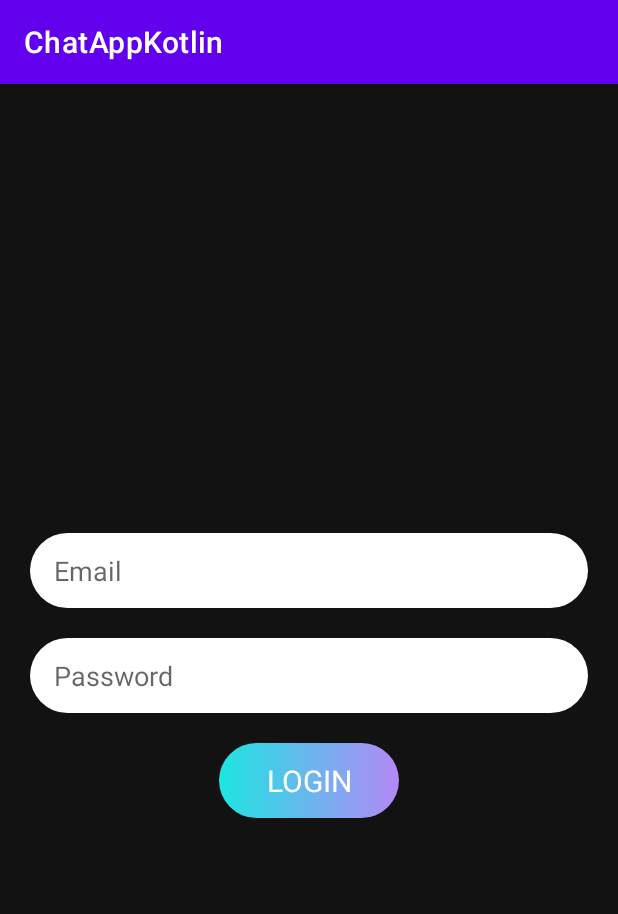
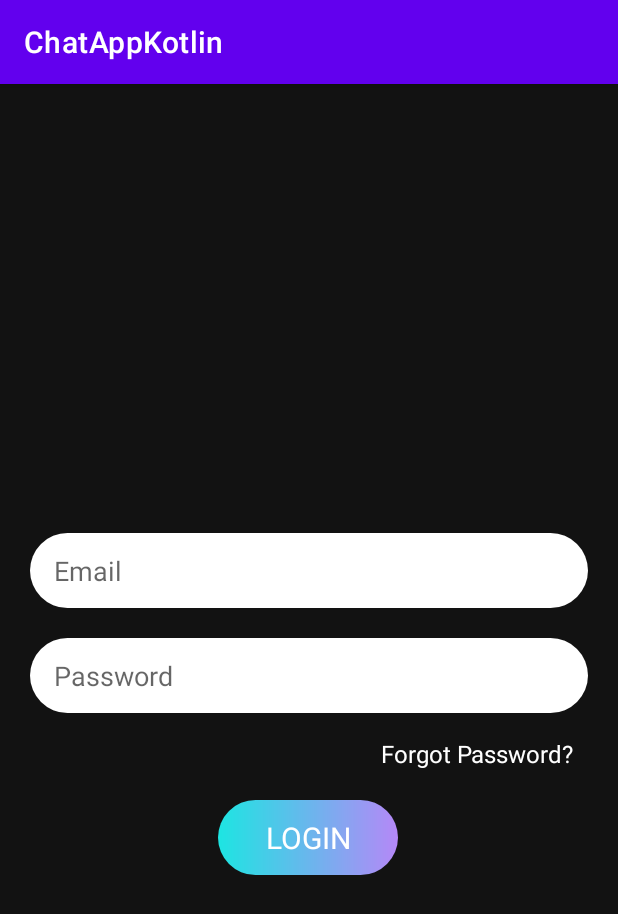
Before and after one commit to priyankaaa532002/Kotlin-Chat-App-Firebase, an Android app: the LoginActivity screen opened directly, with no data from a screen before it, on a phone screen of 412 x 824 dp. Shown: the top 914 px of the screen. Run offline under Robolectric (Android 15) with nearby library versions, the phone set to English and light mode, and no system bars; our stand-ins replace Firebase (no records; nobody signed in at launch, a user with empty details on screens opened directly).

Commit message:
password change

```diff
--- a/ChatAppKotlin/app/src/main/res/layout/activity_login.xml
+++ b/ChatAppKotlin/app/src/main/res/layout/activity_login.xml
@@ -15,9 +15,9 @@
         android:layout_margin="20dp"
         android:background="@drawable/etbg"
         android:ems="10"
+        android:hint="Email"
         android:inputType="textEmailAddress"
         android:paddingLeft="16dp"
-        android:hint="Email"
         app:layout_constraintBottom_toBottomOf="parent"
         app:layout_constraintEnd_toEndOf="parent"
         app:layout_constraintStart_toStartOf="parent"
@@ -28,12 +28,12 @@
         android:id="@+id/et_login_password"
         android:layout_width="match_parent"
         android:layout_height="50dp"
-        android:paddingLeft="16dp"
+        android:layout_margin="20dp"
+        android:background="@drawable/etbg"
         android:ems="10"
         android:hint="Password"
-        android:background="@drawable/etbg"
-        android:layout_margin="20dp"
         android:inputType="textPassword"
+        android:paddingLeft="16dp"
         app:layout_constraintEnd_toEndOf="parent"
         app:layout_constraintHorizontal_bias="0.5"
         app:layout_constraintStart_toStartOf="parent"
@@ -41,15 +41,29 @@
 
     <TextView
         android:id="@+id/btn_login"
-        android:layout_margin="20dp"
         android:layout_width="120dp"
         android:layout_height="50dp"
+        android:layout_margin="20dp"
+        android:background="@drawable/buttonbg"
         android:gravity="center"
+        android:text="LOGIN"
+        android:textColor="@color/white"
         android:textSize="20sp"
+        app:layout_constraintEnd_toEndOf="parent"
+        app:layout_constraintHorizontal_bias="0.498"
+        app:layout_constraintStart_toStartOf="parent"
+        app:layout_constraintTop_toBottomOf="@+id/btn_forgotpass" />
+
+    <TextView
+        android:id="@+id/btn_forgotpass"
+        android:layout_width="wrap_content"
+        android:layout_height="wrap_content"
+        android:layout_marginTop="16dp"
+        android:text="Forgot Password?"
         android:textColor="@color/white"
-        android:text="LOGIN"
-        android:background="@drawable/buttonbg"
+        android:textSize="16sp"
         app:layout_constraintEnd_toEndOf="parent"
+        app:layout_constraintHorizontal_bias="0.896"
         app:layout_constraintStart_toStartOf="parent"
         app:layout_constraintTop_toBottomOf="@+id/et_login_password" />
 </androidx.constraintlayout.widget.ConstraintLayout>
```
Also changed, not shown: ChatAppKotlin/app/src/main/java/com/example/chatappkotlin/LoginActivity.kt (+16 -0 lines).
